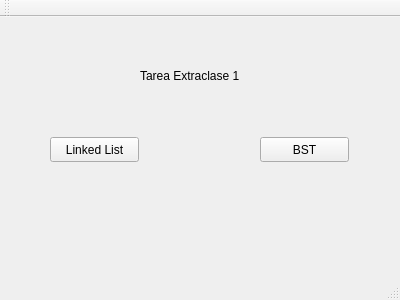
This is TareaExtraclase1Cliente/mainwindow.ui in Josecespedesant/Datos2.TareaExtraclase1.Cliente as Qt 5 draws it before an edit. The edited form follows.
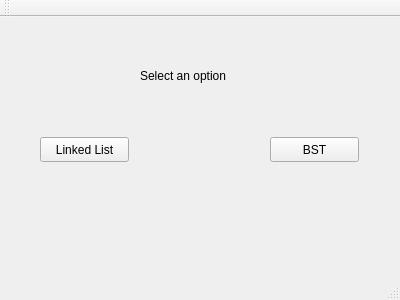
This is the edited form.

```diff
--- a/TareaExtraclase1Cliente/mainwindow.ui
+++ b/TareaExtraclase1Cliente/mainwindow.ui
@@ -17,7 +17,7 @@
    <widget class="QPushButton" name="pushButton">
     <property name="geometry">
      <rect>
-      <x>50</x>
+      <x>40</x>
       <y>120</y>
       <width>89</width>
       <height>25</height>
@@ -30,7 +30,7 @@
    <widget class="QPushButton" name="pushButton_2">
     <property name="geometry">
      <rect>
-      <x>260</x>
+      <x>270</x>
       <y>120</y>
       <width>89</width>
       <height>25</height>
@@ -45,12 +45,12 @@
      <rect>
       <x>140</x>
       <y>50</y>
-      <width>121</width>
+      <width>111</width>
       <height>17</height>
      </rect>
     </property>
     <property name="text">
-     <string>Tarea Extraclase 1</string>
+     <string>Select an option</string>
     </property>
    </widget>
   </widget>
```
Left out of the diff: 2 changed lines with no effect on the pictures.
